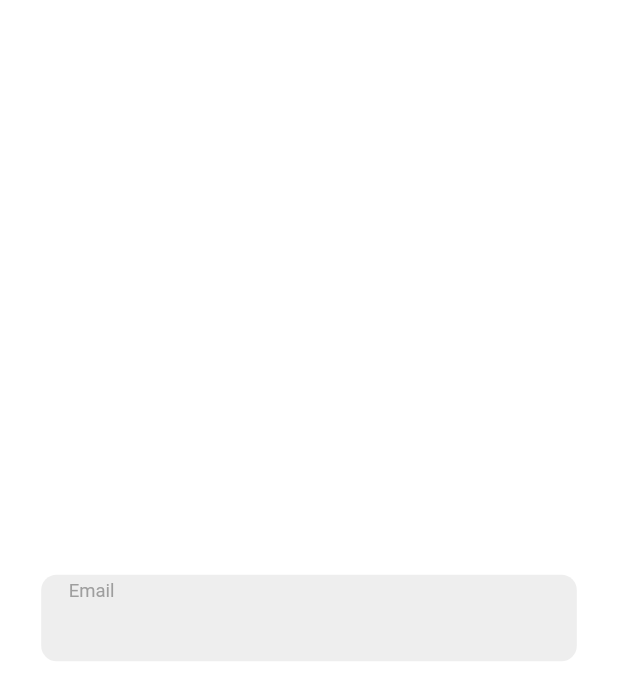
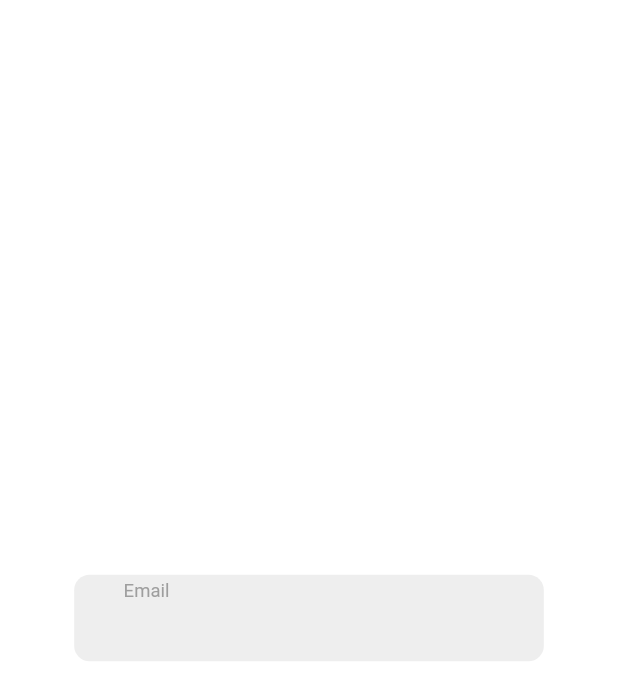
Before and after one commit to Healmind/posthog-error-reproduction, a Flutter app: the screen it shows after launch, on a phone screen of 412 x 824 dp. Shown: the top 700 px of the screen. Run offline on Flutter 3.47's test engine with Material 3 defaults, Android fonts, the phone set to English and light mode, and no system bars; our stand-ins replace flutter_screenutil; missing offline and left inert: posthog_flutter.

Commit message:
add new error reproduction

```diff
--- a/lib/main.dart
+++ b/lib/main.dart
@@ -31,7 +31,7 @@ class MyApp extends StatelessWidget {
   Widget build(BuildContext context) {
     return PostHogWidget(
         child: ScreenUtilInit(
-          designSize: const Size(360, 800),
+          designSize: const Size(200,800),
           minTextAdapt: true,
           splitScreenMode: true,
           builder: (context, state) {
--- a/pubspec.yaml
+++ b/pubspec.yaml
@@ -35,7 +35,7 @@ dependencies:
   # Use with the CupertinoIcons class for iOS style icons.
   cupertino_icons: ^1.0.8
   intl: ^0.19.0
-  posthog_flutter: ^5.11.0
+  posthog_flutter: 5.15.3
   flutter_screenutil: ^5.9.3
 
 dev_dependencies:
```
Also changed, not shown: pubspec.lock, 1 other file.
